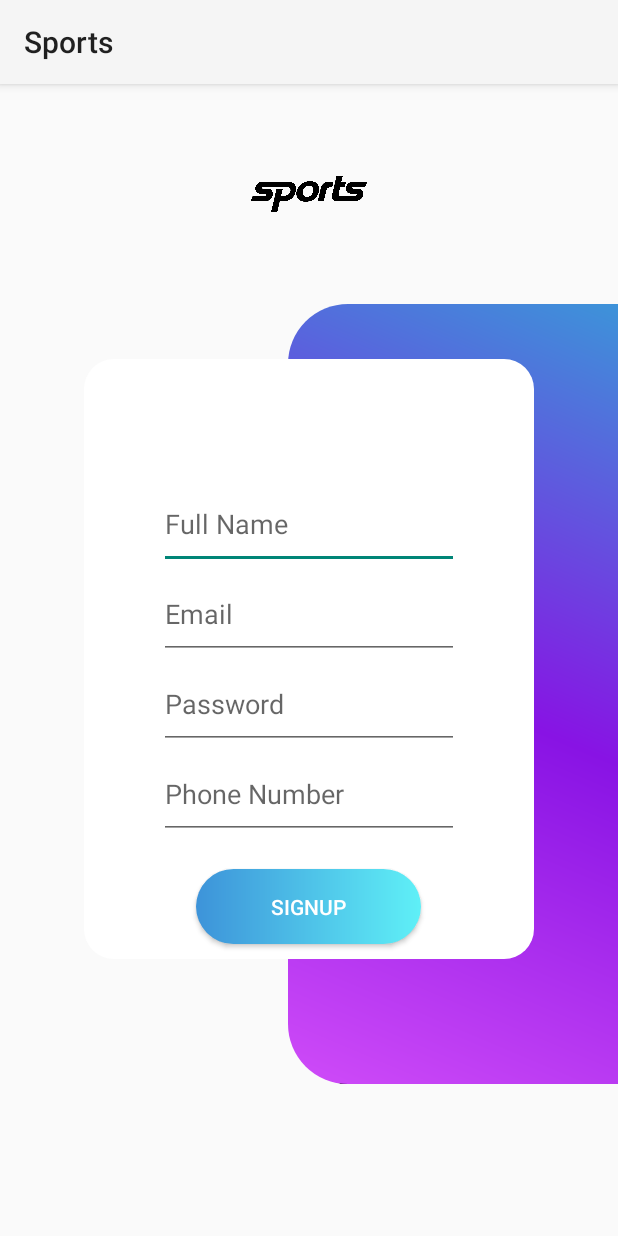
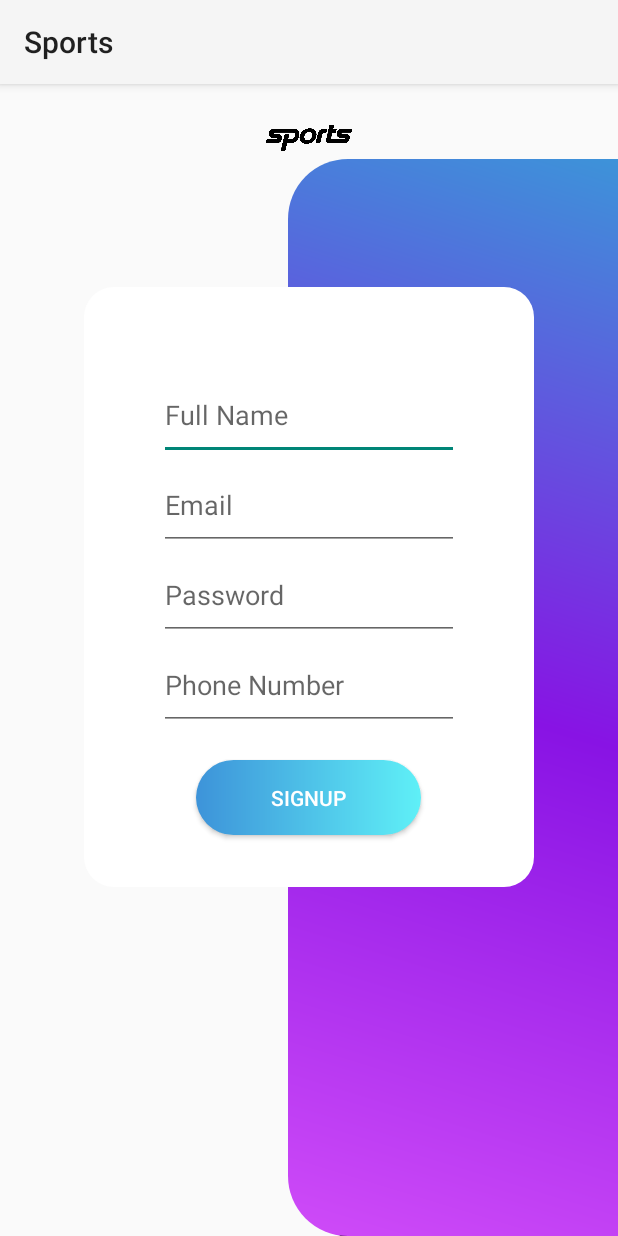
Before and after one commit to YasminAwad1501/Sports, an Android app: the SignUpActivity screen opened directly, with no data from a screen before it, on a phone screen of 412 x 824 dp. Run offline under Robolectric (Android 15) with nearby library versions, the phone set to English and light mode, and no system bars; our stand-ins replace Firebase (no records; nobody signed in at launch, a user with empty details on screens opened directly).

Commit message:
28.02.2022

```diff
--- a/app/src/main/java/com/example/sports/ProfileActivity.java
+++ b/app/src/main/java/com/example/sports/ProfileActivity.java
@@ -13,6 +13,8 @@ import android.widget.ImageView;
 import androidx.annotation.Nullable;
 import androidx.appcompat.app.AppCompatActivity;
 
+import com.google.firebase.auth.FirebaseAuth;
+
 import java.io.FileNotFoundException;
 
 public class ProfileActivity extends AppCompatActivity implements View.OnClickListener {
@@ -24,6 +26,7 @@ public class ProfileActivity extends AppCompatActivity implements View.OnClickLi
     private Button buttonCamera, buttonGallery;
     private ImageView imageViewProfile;
 
+    //todo: private FirebaseAuth mAuth;
 
     //for picture of camera
     private Bitmap picture;
@@ -40,6 +43,8 @@ public class ProfileActivity extends AppCompatActivity implements View.OnClickLi
         buttonGallery.setOnClickListener(this);
 
         imageViewProfile = findViewById(R.id.imageViewProfile);
+
+
     }
 
 
--- a/app/src/main/java/com/example/sports/SignUpActivity.java
+++ b/app/src/main/java/com/example/sports/SignUpActivity.java
@@ -22,12 +22,14 @@ public class SignUpActivity extends AppCompatActivity {
     private static final String TAG = "FIREBASE";
     private EditText editTextName, editTextUsername, editTextPassword, editTextPhoneNumber;
     private Button buttonSignUp;
+    //TODO: private Button itemProfile;
     private FirebaseAuth mAuth;
 
     @Override
     protected void onCreate(Bundle savedInstanceState) {
         super.onCreate(savedInstanceState);
         setContentView(R.layout.activity_sign_up);
+        //TODO: itemProfile=findViewById(R.id.itemProfile);
         editTextName=findViewById(R.id.editTextName);
         editTextUsername=findViewById(R.id.editTextEmail);
         editTextPassword=findViewById(R.id.editTextPassword);
@@ -67,7 +69,15 @@ public class SignUpActivity extends AppCompatActivity {
     public void submit(View view){
 
     }
+/*
 
+    public void Profile(View view) {
+
+        Intent intent = new Intent(this, ProfileActivity.class);
+        startActivity(intent);
+
+    }
+*/
 
     public void Signup(View view) {
         Signup(editTextUsername.getText().toString(), editTextPassword.getText().toString());
--- a/app/src/main/res/layout/activity_sign_up.xml
+++ b/app/src/main/res/layout/activity_sign_up.xml
@@ -17,20 +17,21 @@
 
         <ImageView
             android:layout_width="match_parent"
-            android:layout_height="200dp"
+            android:layout_height="wrap_content"
+            android:layout_marginTop="20dp"
             android:padding="10dp"
-            android:src="@drawable/logo"  />
+            android:src="@drawable/logo" />
     </RelativeLayout>
 
     <RelativeLayout
         android:id="@+id/relativeLayout"
         android:layout_width="220dp"
-        android:layout_height="520dp"
-        app:layout_constraintRight_toRightOf="parent"
-        android:layout_marginBottom="101dp"
+        android:layout_height="match_parent"
+        android:layout_marginTop="50dp"
         android:background="@drawable/shape_right_panel"
         app:layout_constraintBottom_toBottomOf="parent"
-         >
+        app:layout_constraintRight_toRightOf="parent">
+
 
     </RelativeLayout>
 
@@ -49,6 +50,16 @@
         app:layout_constraintStart_toStartOf="parent"
         app:layout_constraintTop_toBottomOf="@+id/rlHeader">
 
+       <!-- <Button
+            android:id="@+id/itemProfile"
+            android:layout_width="wrap_content"
+            android:layout_height="wrap_content"
+            android:layout_marginLeft="100dp"
+            android:onClick="Profile"
+            android:title="profile"
+            android:icon="@drawable/ic_profile_account"
+            app:showAsAction="ifRoom|collapseActionView"/>
+        -->
         <EditText
             android:id="@+id/editTextName"
             android:layout_width="match_parent"
@@ -85,7 +96,9 @@
             android:text="SignUp"
             android:textColor="@android:color/white"
             tools:layout_editor_absoluteX="38dp"
-            tools:layout_editor_absoluteY="547dp" />
+            tools:layout_editor_absoluteY="547dp"
+            android:layout_marginBottom="50dp"/>
+
 
     </LinearLayout>
 
```
